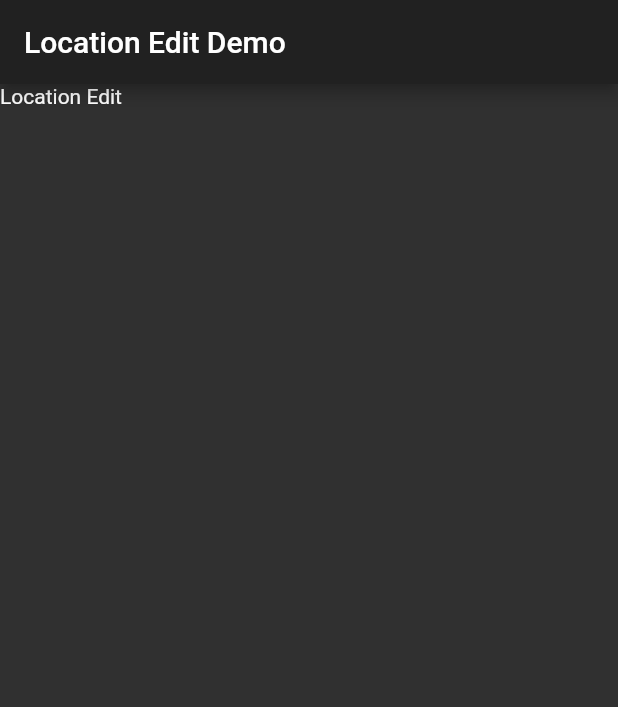
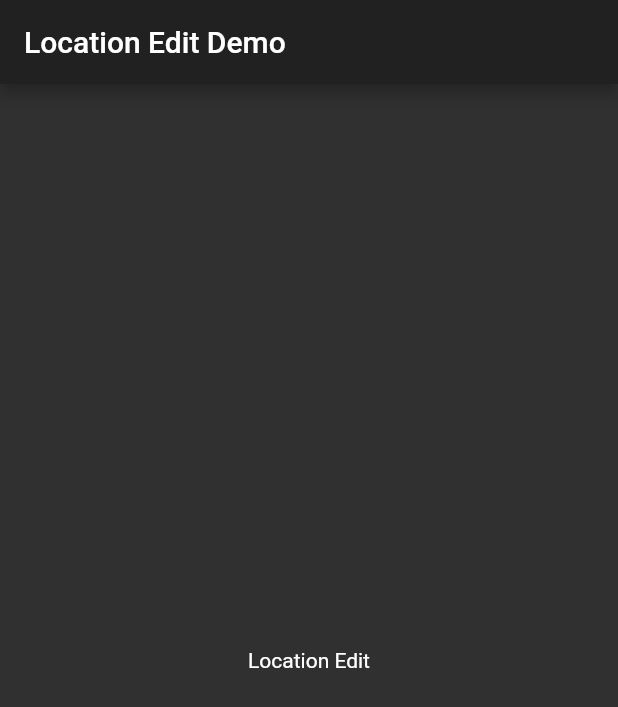
Before and after one commit to hottie85/flutter, a Flutter app: the screen it shows after launch, on a phone screen of 412 x 824 dp. Shown: the top 707 px of the screen. Run offline on Flutter 3.47's test engine with Material 2 defaults, Android fonts, the phone set to English and light mode, and no system bars; missing offline and left inert: flutter_duration_picker, selectable_circle.

Commit message:
centered

```diff
--- a/location_edit/lib/main.dart
+++ b/location_edit/lib/main.dart
@@ -32,7 +32,9 @@ class _MyHomePageState extends State<MyHomePage> {
       appBar: AppBar(
         title: Text(widget.title),
       ),
-      body: Text('Location Edit'),
+      body: Center(
+        child: Text('Location Edit'),
+      ),
     );
   }
 }
```
